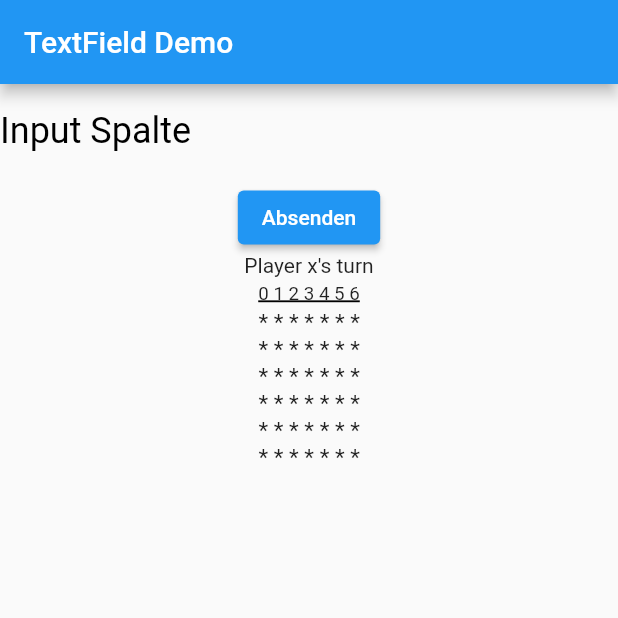
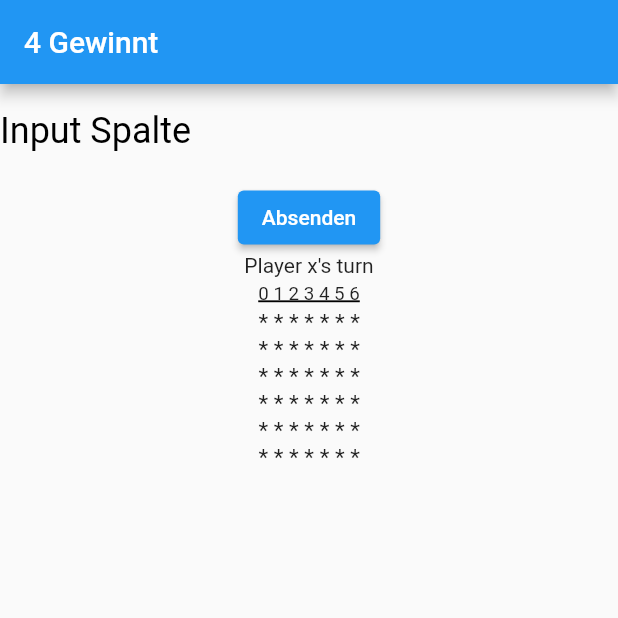
Before and after one commit to Damian-Sommer/FlutterProjekt, a Flutter app: the screen it shows after launch, on a phone screen of 412 x 824 dp, the top half of it. Run offline on Flutter 3.47's test engine with Material 2 defaults, Android fonts, the phone set to English and light mode, and no system bars.

Commit message:
Update main.dart

```diff
--- a/lib/main.dart
+++ b/lib/main.dart
@@ -71,7 +71,7 @@ class _MyHomePageState extends State<MyHomePage> {
     outputBoard();
     return Scaffold(
         appBar: AppBar(
-          title: const Text("TextField Demo"),
+          title: const Text("4 Gewinnt"),
         ),
         body: Center(
           child: Column(
```
